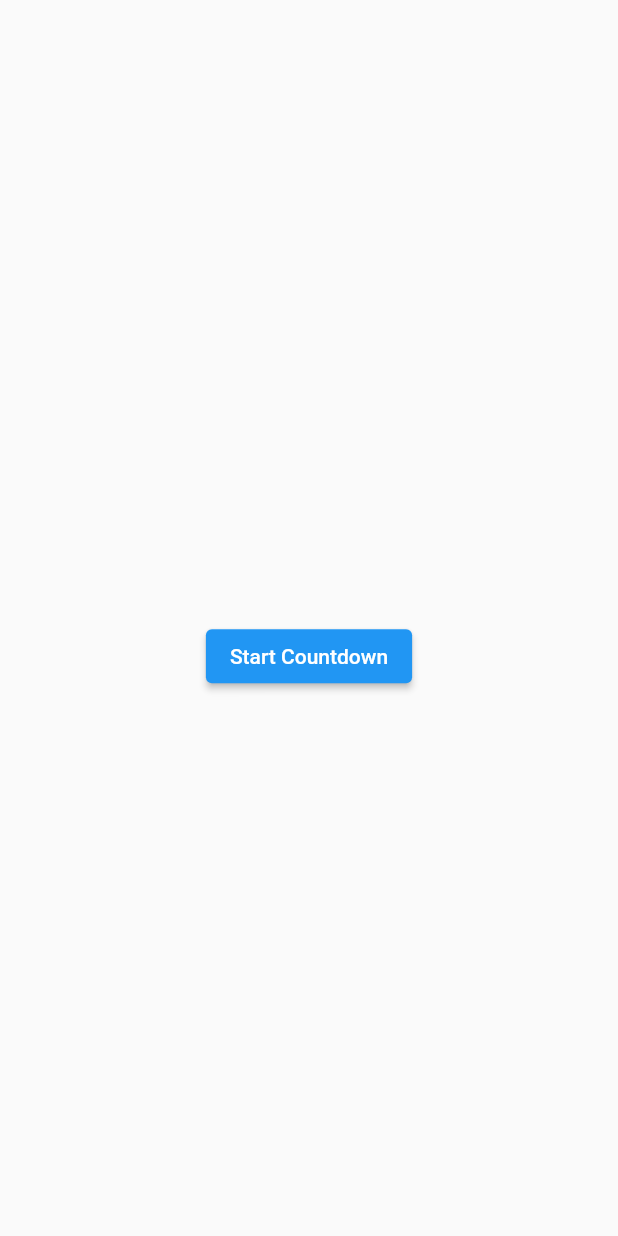
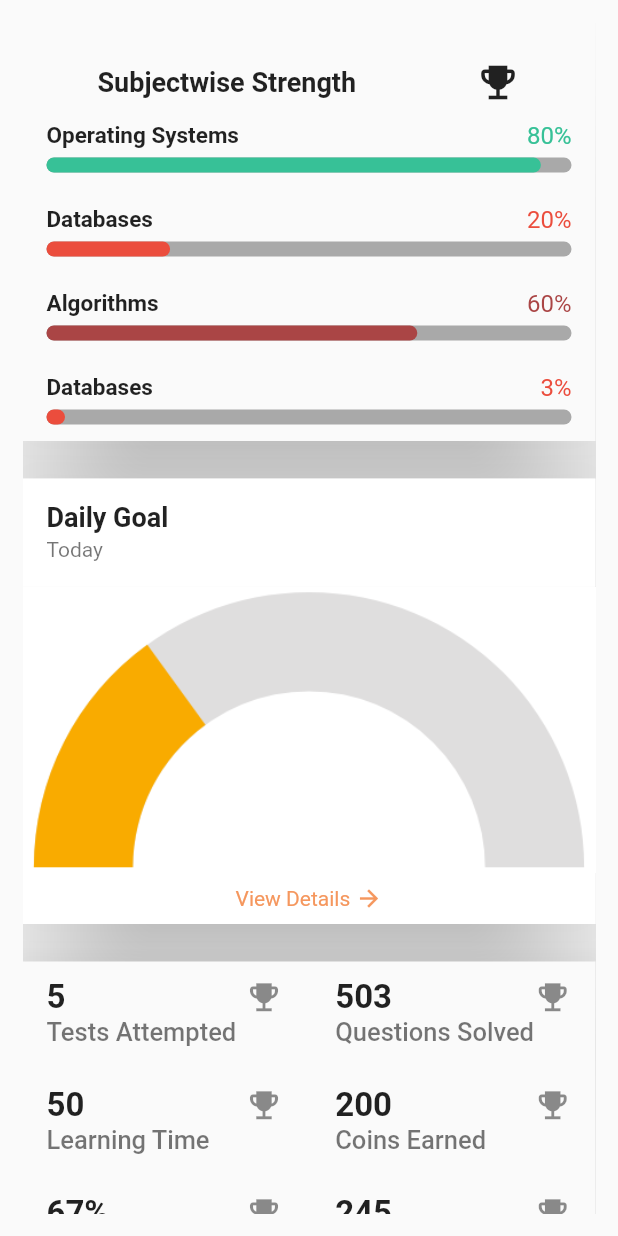
Before and after one commit to TanishTejaswiMS/Flutter_Tasks, a Flutter app: the screen it shows after launch, on a phone screen of 412 x 824 dp. Run offline on Flutter 3.47's test engine with Material 2 defaults, Android fonts, the phone set to English and light mode, and no system bars; our stand-ins replace cached_network_image, sticky_headers.

Commit message:
5th Task

```diff
--- /dev/null
+++ b/lib/Assignment5/graph.dart
@@ -0,0 +1,64 @@
+import 'package:flutter/material.dart';
+
+class GraphImage extends StatefulWidget {
+  const GraphImage({ Key? key }) : super(key: key);
+
+  @override
+  State<GraphImage> createState() => _GraphImageState();
+}
+
+class _GraphImageState extends State<GraphImage> {
+
+  @override
+  Widget build(BuildContext context) {
+    double width = MediaQuery.of(context).size.width;
+    double height = MediaQuery.of(context).size.height;
+    int percentile = 30;
+    return Material(
+              elevation: 40,
+              child: Container(
+                width: width,
+                decoration: BoxDecoration(
+                  borderRadius: BorderRadius.circular(20),
+                ),
+                child: Padding(
+                  padding: const EdgeInsets.symmetric(horizontal: 0),
+                  child: Column(
+                    children: [
+                      ListTile(
+                        tileColor: Colors.white,
+                        title: Text("Daily Goal", style: TextStyle(
+                          fontWeight: FontWeight.w700,
+                          fontSize: 18
+                        ),),
+                        subtitle: Text("Today"),
+                      ),
+                      Image.asset("lib/Assignment5/$percentile.png"),
+                      Container(
+                        decoration: BoxDecoration(
+                          color: Colors.white,
+                        ),
+                        width: width,
+                        child: Padding(
+                          padding: const EdgeInsets.all(8.0),
+                          child: Center(
+                            child: Row(
+                              mainAxisAlignment: MainAxisAlignment.center,
+                              children: [
+                                Text("View Details ", style: TextStyle(
+                                  backgroundColor: Colors.white,
+                                  color: Color(0xfff5975e),
+                                ),),
+                                Icon(Icons.arrow_forward,color: Color(0xfff5975e), size: 18,)
+                              ],
+                            ),
+                          ),
+                        ),
+                      ),
+                    ],
+                  ),
+                ),
+              ),
+            );
+  }
+}
--- /dev/null
+++ b/lib/Assignment5/scorepage.dart
@@ -0,0 +1,243 @@
+import 'package:assignments/Assignment5/chart.dart';
+import 'package:assignments/Assignment5/graph.dart';
+import 'package:assignments/Assignment5/shadowbox.dart';
+import 'package:assignments/Assignment5/stats.dart';
+import 'package:flutter/material.dart';
+
+class ScoreCard extends StatefulWidget {
+  const ScoreCard({ Key? key }) : super(key: key);
+
+  @override
+  State<ScoreCard> createState() => _ScoreCardState();
+}
+
+class _ScoreCardState extends State<ScoreCard> {
+  @override
+  Widget build(BuildContext context) {
+    double width = MediaQuery.of(context).size.width;
+    double height = MediaQuery.of(context).size.height;
+    int os = 80;
+    int db = 20;
+    int a = 60;
+    int db2 = 3;
+    double percent = (width/10*9)/100;
+    return Scaffold(
+      body: Padding(
+        padding: const EdgeInsets.all(15.0),
+        child: ListView(
+          children: [
+            Material(
+              elevation: 40,
+              child: Container(
+                width: width,
+                decoration: BoxDecoration(
+                  borderRadius: BorderRadius.circular(20),
+                ),
+                child: Padding(
+                  padding: const EdgeInsets.symmetric(horizontal: 0),
+                  child: Column(
+                    children: [
+                      SizedBox(height: 25,),
+                      Padding(
+                        padding: const EdgeInsets.symmetric(horizontal: 50),
+                        child: Row(
+                          mainAxisAlignment: MainAxisAlignment.spaceBetween,
+                          children: [
+                            Text("Subjectwise Strength", style: TextStyle(
+                              fontSize: 18,
+                              fontWeight: FontWeight.w600,
+                            ),),
+                            Icon(Icons.emoji_events, size: 30,),
+                          ],
+                        ),
+                      ),
+                      ListTile(
+                        title: Column(
+                          children: [
+                            Row(
+                              mainAxisAlignment: MainAxisAlignment.spaceBetween,
+                              children: [
+                                Text("Operating Systems", style: TextStyle(fontWeight: FontWeight.w700, fontSize: 15),),
+                                Text("$os%", style: TextStyle(
+                                  color: os>=80?Color(0xff37c197):os<=80&&os>=50?Color(0xffaa4545):os<50?Color(0xffeb4d3d):Color(0xffeb4d3d),
+                                ),),
+                              ],
+                            ),
+                            SizedBox(height: 5,),
+                            Stack(
+                              children: [
+                                Container(
+
+                                  width: width,
+                                  height: 10,
+                                  // color: Colors.black,
+                                  decoration: BoxDecoration(
+                                    borderRadius: BorderRadius.circular(10),
+                                    color: Color(0xffa9a9a9),
+
+                                  ),
+                                ),
+
+                                Container(
+                              width: width/100*os,
+                              height: 10,
+                              // color: Colors.black,
+                              decoration: BoxDecoration(
+                                borderRadius: BorderRadius.circular(10),
+                                color: os>=80?Color(0xff37c197):os<=80&&os>=50?Color(0xffaa4545):os<50?Color(0xffeb4d3d):Color(0xffeb4d3d),
+
+                              ),
+                            )
+                              ],
+                            ),
+                          ],
+                        ),
+                      ),
+
+                      ListTile(
+                        title: Column(
+                          children: [
+                            Row(
+                              mainAxisAlignment: MainAxisAlignment.spaceBetween,
+                              children: [
+                                Text("Databases", style: TextStyle(fontWeight: FontWeight.w700, fontSize: 15),),
+                                Text("$db%", style: TextStyle(
+                                  color: db>=80?Color(0xff37c197):db<=80&&db>=50?Color(0xffaa4545):db<50?Color(0xffeb4d3d):Color(0xffeb4d3d),
+                                ),),
+                              ],
+                            ),
+                            SizedBox(height: 5,),
+                            Stack(
+                              children: [
+                                Container(
+
+                                  width: width,
+                                  height: 10,
+                                  // color: Colors.black,
+                                  decoration: BoxDecoration(
+                                    borderRadius: BorderRadius.circular(10),
+                                    color: Color(0xffa9a9a9),
+
+                                  ),
+                                ),
+
+                                Container(
+                              width: width/100*db,
+                              height: 10,
+                              // color: Colors.black,
+                              decoration: BoxDecoration(
+                                borderRadius: BorderRadius.circular(10),
+                                color: db>=80?Color(0xff37c197):db<=80&&db>=50?Color(0xffaa4545):db<50?Color(0xffeb4d3d):Color(0xffeb4d3d),
+
+                              ),
+                            )
+                              ],
+                            ),
+                          ],
+                        ),
+                      ),
+
+
+                      ListTile(
+                        title: Column(
+                          children: [
+                            Row(
+                              mainAxisAlignment: MainAxisAlignment.spaceBetween,
+                              children: [
+                                Text("Algorithms", style: TextStyle(fontWeight: FontWeight.w700, fontSize: 15),),
+                                Text("$a%", style: TextStyle(
+                                  color: a>=80?Color(0xff37c197):a<=80&&a>=50?Color(0xffaa4545):a<50?Color(0xffeb4d3d):Color(0xffeb4d3d),
+                                ),),
+                              ],
+                            ),
+                            SizedBox(height: 5,),
+                            Stack(
+                              children: [
+                                Container(
+
+                                  width: width,
+                                  height: 10,
+                                  // color: Colors.black,
+                                  decoration: BoxDecoration(
+                                    borderRadius: BorderRadius.circular(10),
+                                   color: Color(0xffa9a9a9),
+
+                                  ),
+                                ),
+
+                                Container(
+                              width: width/100*a,
+                              height: 10,
+                              // color: Colors.black,
+                              decoration: BoxDecoration(
+                                borderRadius: BorderRadius.circular(10),
+                                color: a>=80?Color(0xff37c197):a<=80&&a>=50?Color(0xffaa4545):a<50?Color(0xffeb4d3d):Color(0xffeb4d3d),
+
+                              ),
+                            )
+                              ],
+                            ),
+                          ],
+                        ),
+                      ),
+
+                      ListTile(
+                        title: Column(
+                          children: [
+                            Row(
+                              mainAxisAlignment: MainAxisAlignment.spaceBetween,
+                              children: [
+                                Text("Databases", style: TextStyle(fontWeight: FontWeight.w700, fontSize: 15),),
+                                Text("$db2%", style: TextStyle(
+                                  color: db2>=80?Color(0xff37c197):db2<=80&&db2>=50?Color(0xffaa4545):db2<50?Color(0xffeb4d3d):Color(0xffeb4d3d),
+                                ),),
+                              ],
+                            ),
+                            SizedBox(height: 5,),
+                            Stack(
+                              children: [
+                                Container(
+
+                                  width: width,
+                                  height: 10,
+                                  // color: Colors.black,
+                                  decoration: BoxDecoration(
+                                    borderRadius: BorderRadius.circular(10),
+                                    color: Color(0xffa9a9a9),
+
+                                  ),
+                                ),
+
+                                Container(
+                              width: width/100*db2,
+                              height: 10,
+                              // color: Colors.black,
+                              decoration: BoxDecoration(
+                                borderRadius: BorderRadius.circular(10),
+                                color: db2>=80?Color(0xff37c197):db2<=80&&db2>=50?Color(0xffaa4545):db2<50?Color(0xffeb4d3d):Color(0xffeb4d3d),
+
+                              ),
+                            )
+                              ],
+                            ),
+                          ],
+                        ),
+                      )
+                    ],
+                  ),
+                ),
+              ),
+            ),
+            SizedBox(height: 25,),
+            GraphImage(),
+            SizedBox(height: 25,),
+            Stats(),
+            SizedBox(height: 25,),
+            ShadowBox(),
+            SizedBox(height: 25,),
+          ],
+        ),
+      ),
+    );
+  }
+}
--- /dev/null
+++ b/lib/Assignment5/shadowbox.dart
@@ -0,0 +1,42 @@
+import 'package:flutter/material.dart';
+
+class ShadowBox extends StatefulWidget {
+  const ShadowBox({ Key? key }) : super(key: key);
+
+  @override
+  State<ShadowBox> createState() => _ShadowBoxState();
+}
+
+class _ShadowBoxState extends State<ShadowBox> {
+  @override
+  Widget build(BuildContext context) {
+    return Stack(
+      alignment: Alignment.topCenter,
+      children: [
+        Material(
+          elevation: 5,
+          child: Container(
+            width: 100,
+            height: 100,
+          ),
+        ),
+
+        Material(
+          elevation: 5,
+          child: Container(
+            width: 100,
+            height: 90,
+          ),
+        ),
+
+        Material(
+          elevation: 5,
+          child: Container(
+            width: 100,
+            height: 80,
+          ),
+        ),
+      ],
+    );
+  }
+}
--- /dev/null
+++ b/lib/Assignment5/stats.dart
@@ -0,0 +1,219 @@
+import 'package:flutter/material.dart';
+
+class Stats extends StatefulWidget {
+  const Stats({Key? key}) : super(key: key);
+
+  @override
+  State<Stats> createState() => _StatsState();
+}
+
+class _StatsState extends State<Stats> {
+  @override
+  Widget build(BuildContext context) {
+    double width = MediaQuery.of(context).size.width;
+    double height = MediaQuery.of(context).size.height;
+    int ta = 5;
+    int qs = 503;
+    int lt = 50;
+    int ce = 200;
+    int a = 67;
+    int lr = 245;
+    return Material(
+      elevation: 20,
+      child: Container(
+        width: width,
+        decoration: BoxDecoration(
+          borderRadius: BorderRadius.circular(20),
+        ),
+        child: Padding(
+          padding: const EdgeInsets.symmetric(horizontal: 0),
+          child: Column(
+            children: [
+              Row(
+                mainAxisAlignment: MainAxisAlignment.spaceBetween,
+                children: [
+                  SizedBox(
+                    width: width / 10 * 4.6,
+                    child: ListTile(
+                      title: Row(
+                        mainAxisAlignment: MainAxisAlignment.spaceBetween,
+                        children: [
+                          Text("$ta", style: TextStyle(
+                              fontSize: 22,
+                              fontWeight: FontWeight.w700,
+                            ),
+                          ),
+                          Icon(
+                            Icons.emoji_events,
+                            size: 25,
+                          ),
+                        ],
+                      ),
+                      subtitle: Text(
+                        "Tests Attempted",
+                        style: TextStyle(
+                          fontSize: 17,
+                          fontWeight: FontWeight.w500,
+                        ),
+                      ),
+                    ),
+                  ),
+                  SizedBox(
+                    width: width / 10 * 4.6,
+                    child: ListTile(
+                      title: Row(
+                        mainAxisAlignment: MainAxisAlignment.spaceBetween,
+                        children: [
+                          Text(
+                            "$qs",
+                            style: TextStyle(
+                              fontSize: 22,
+                              fontWeight: FontWeight.w700,
+                            ),
+                          ),
+                          Icon(
+                            Icons.emoji_events,
+                            size: 25,
+                          ),
+                        ],
+                      ),
+                      subtitle: Text(
+                        "Questions Solved",
+                        style: TextStyle(
+                          fontSize: 17,
+                          fontWeight: FontWeight.w500,
+                        ),
+                      ),
+                    ),
+                  ),
+                ],
+              ),
+              Row(
+                mainAxisAlignment: MainAxisAlignment.spaceBetween,
+                children: [
+                  SizedBox(
+                    width: width / 10 * 4.6,
+                    child: ListTile(
+                      title: Row(
+                        mainAxisAlignment: MainAxisAlignment.spaceBetween,
+                        children: [
+                          Text(
+                            "$lt",
+                            style: TextStyle(
+                              fontSize: 22,
+                              fontWeight: FontWeight.w700,
+                            ),
+                          ),
+                          Icon(
+                            Icons.emoji_events,
+                            size: 25,
+                          ),
+                        ],
+                      ),
+                      subtitle: Text(
+                        "Learning Time",
+                        style: TextStyle(
+                          fontSize: 17,
+                          fontWeight: FontWeight.w500,
+                        ),
+                      ),
+                    ),
+                  ),
+                  SizedBox(
+                    width: width / 10 * 4.6,
+                    child: ListTile(
+                      title: Row(
+                        mainAxisAlignment: MainAxisAlignment.spaceBetween,
+                        children: [
+                          Text(
+                            "$ce",
+                            style: TextStyle(
+                              fontSize: 22,
+                              fontWeight: FontWeight.w700,
+                            ),
+                          ),
+                          Icon(
+                            Icons.emoji_events,
+                            size: 25,
+                          ),
+                        ],
+                      ),
+                      subtitle: Text(
+                        "Coins Earned",
+                        style: TextStyle(
+                          fontSize: 17,
+                          fontWeight: FontWeight.w500,
+                        ),
+                      ),
+                    ),
+                  ),
+                ],
+              ),
+              Row(
+                mainAxisAlignment: MainAxisAlignment.spaceBetween,
+                children: [
+                  SizedBox(
+                    width: width / 10 * 4.6,
+                    child: ListTile(
+                      title: Row(
+                        mainAxisAlignment: MainAxisAlignment.spaceBetween,
+                        children: [
+                          Text(
+                            "$a%",
+                            style: TextStyle(
+                              fontSize: 22,
+                              fontWeight: FontWeight.w700,
+                            ),
+                          ),
+                          Icon(
+                            Icons.emoji_events,
+                            size: 25,
+                          ),
+                        ],
+                      ),
+                      subtitle: Text(
+                        "Accuracy",
+                        style: TextStyle(
+                          fontSize: 17,
+                          fontWeight: FontWeight.w500,
+                        ),
+                      ),
+                    ),
+                  ),
+                  SizedBox(
+                    width: width / 10 * 4.6,
+                    child: ListTile(
+                      title: Row(
+                        mainAxisAlignment: MainAxisAlignment.spaceBetween,
+                        children: [
+                          Text(
+                            "$lr",
+                            style: TextStyle(
+                              fontSize: 22,
+                              fontWeight: FontWeight.w700,
+                            ),
+                          ),
+                          Icon(
+                            Icons.emoji_events,
+                            size: 25,
+                          ),
+                        ],
+                      ),
+                      subtitle: Text(
+                        "Leaderboard Rank",
+                        style: TextStyle(
+                          fontSize: 17,
+                          fontWeight: FontWeight.w500,
+                        ),
+                      ),
+                    ),
+                  ),
+                ],
+              ),
+            ],
+          ),
+        ),
+      ),
+    );
+  }
+}
--- a/lib/main.dart
+++ b/lib/main.dart
@@ -2,6 +2,7 @@ import 'package:assignments/Assignment1/homepage.dart';
 import 'package:assignments/Assignment2/animation1.dart';
 import 'package:assignments/Assignment3/testpage.dart';
 import 'package:assignments/Assignment4/count.dart';
+import 'package:assignments/Assignment5/scorepage.dart';
 import 'package:flutter/material.dart';
 
 void main() {
@@ -19,7 +20,7 @@ class MyApp extends StatelessWidget {
       theme: ThemeData(
         primarySwatch: Colors.blue,
       ),
-      home: Count(),
+      home: ScoreCard(),
     );
   }
 }
--- a/pubspec.yaml
+++ b/pubspec.yaml
@@ -49,6 +49,7 @@ flutter:
   # To add assets to your application, add an assets section, like this:
   assets:
     - images/
+    - lib/Assignment5/
   #   - images/a_dot_ham.jpeg
 
   # An image asset can refer to one or more resolution-specific "variants", see
```
Also changed, not shown: lib/Assignment5/chart.dart (added, +60 -0 lines), lib/Assignment5/10.png (added), lib/Assignment5/100.png (added), lib/Assignment5/20.png (added), lib/Assignment5/30.png (added), lib/Assignment5/40.png (added), lib/Assignment5/50.png (added), lib/Assignment5/60.png (added), lib/Assignment5/70.png (added), lib/Assignment5/80.png (added), lib/Assignment5/90.png (added).
